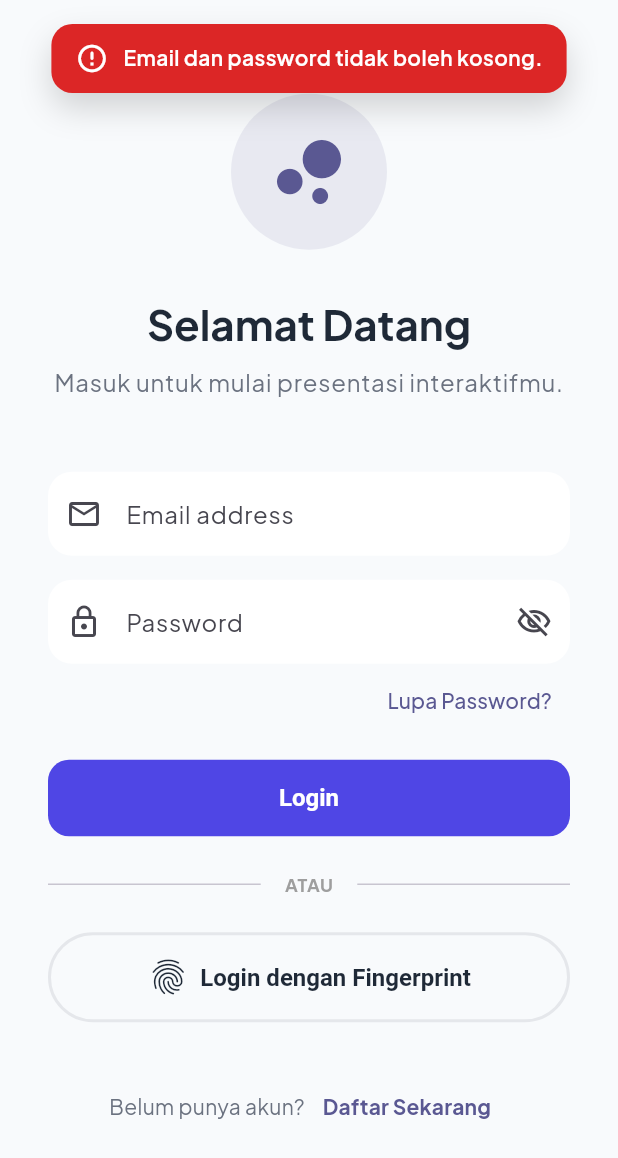
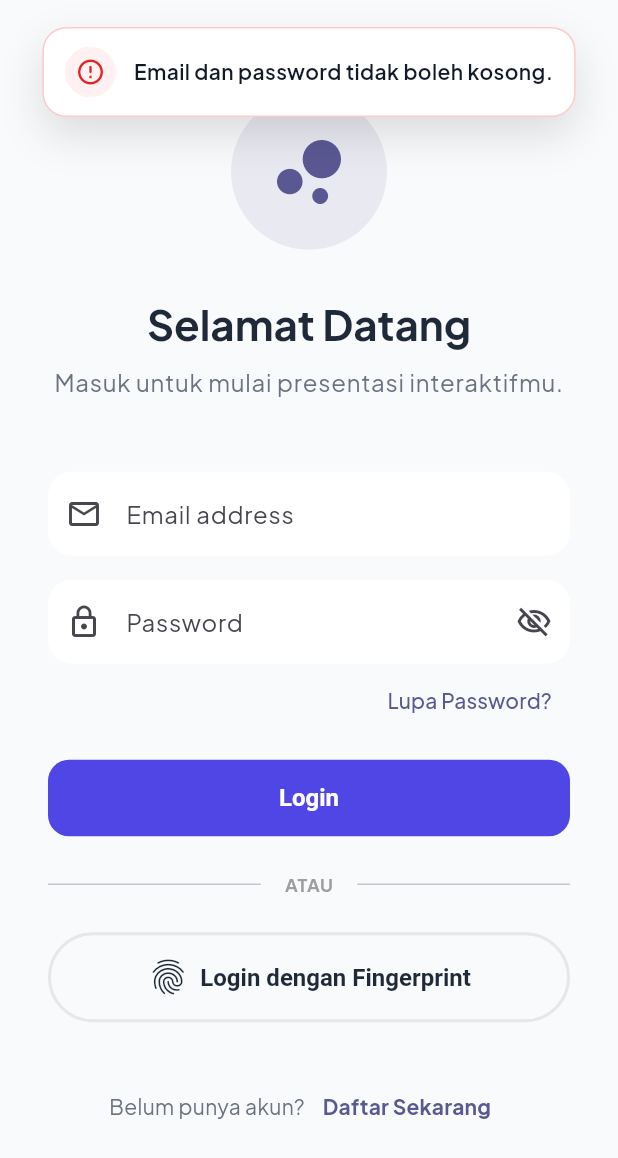
Before and after one commit to Han2112/tubes_mentimeter, a Flutter app: the screen it shows after launch, after a tap on "Login", on a phone screen of 412 x 824 dp. Shown: the top 1158 px of the screen. Run offline on Flutter 3.47's test engine with Material 3 defaults, Android fonts, the phone set to English and light mode, and no system bars; our stand-ins replace flutter_dotenv, google_fonts, image_picker, local_auth, printing, qr_flutter and 2 more; missing offline and left inert: excel, mobile_scanner; accounts and stored records are empty.

Commit message:
update v3 toast

```diff
--- a/lib/widgets/app_toast.dart
+++ b/lib/widgets/app_toast.dart
@@ -18,6 +18,12 @@ class AppToast {
     _currentToast?.remove();
 
     final color = isError ? const Color(0xFFDC2626) : const Color(0xFF16A34A);
+    final backgroundColor = isError
+        ? const Color(0xFFFFF1F2)
+        : const Color(0xFFF0FDF4);
+    final borderColor = isError
+        ? const Color(0xFFFECACA)
+        : const Color(0xFFBBF7D0);
     final icon = isError
         ? Icons.error_outline_rounded
         : Icons.check_circle_outline_rounded;
@@ -27,9 +33,9 @@ class AppToast {
         final topPadding = MediaQuery.of(context).padding.top;
 
         return Positioned(
-          top: topPadding + 16,
-          left: 20,
-          right: 20,
+          top: topPadding + 18,
+          left: 16,
+          right: 16,
           child: IgnorePointer(
             child: Material(
               color: Colors.transparent,
@@ -49,33 +55,42 @@ class AppToast {
                 child: Center(
                   child: ConstrainedBox(
                     constraints: const BoxConstraints(maxWidth: 520),
-                    child: DecoratedBox(
+                    child: Container(
                       decoration: BoxDecoration(
-                        color: color,
-                        borderRadius: BorderRadius.circular(14),
+                        color: Colors.white,
+                        borderRadius: BorderRadius.circular(16),
+                        border: Border.all(color: borderColor),
                         boxShadow: [
                           BoxShadow(
-                            color: Colors.black.withValues(alpha: 0.16),
-                            blurRadius: 18,
-                            offset: const Offset(0, 10),
+                            color: Colors.black.withValues(alpha: 0.12),
+                            blurRadius: 24,
+                            offset: const Offset(0, 12),
                           ),
                         ],
                       ),
                       child: Padding(
                         padding: const EdgeInsets.symmetric(
-                          horizontal: 16,
+                          horizontal: 14,
                           vertical: 12,
                         ),
                         child: Row(
                           mainAxisSize: MainAxisSize.min,
                           children: [
-                            Icon(icon, color: Colors.white, size: 22),
-                            const SizedBox(width: 10),
+                            Container(
+                              width: 34,
+                              height: 34,
+                              decoration: BoxDecoration(
+                                color: backgroundColor,
+                                shape: BoxShape.circle,
+                              ),
+                              child: Icon(icon, color: color, size: 20),
+                            ),
+                            const SizedBox(width: 12),
                             Flexible(
                               child: Text(
                                 message,
-                                style: const TextStyle(
-                                  color: Colors.white,
+                                style: TextStyle(
+                                  color: const Color(0xFF111827),
                                   fontSize: 14,
                                   fontWeight: FontWeight.w600,
                                   height: 1.25,
```
